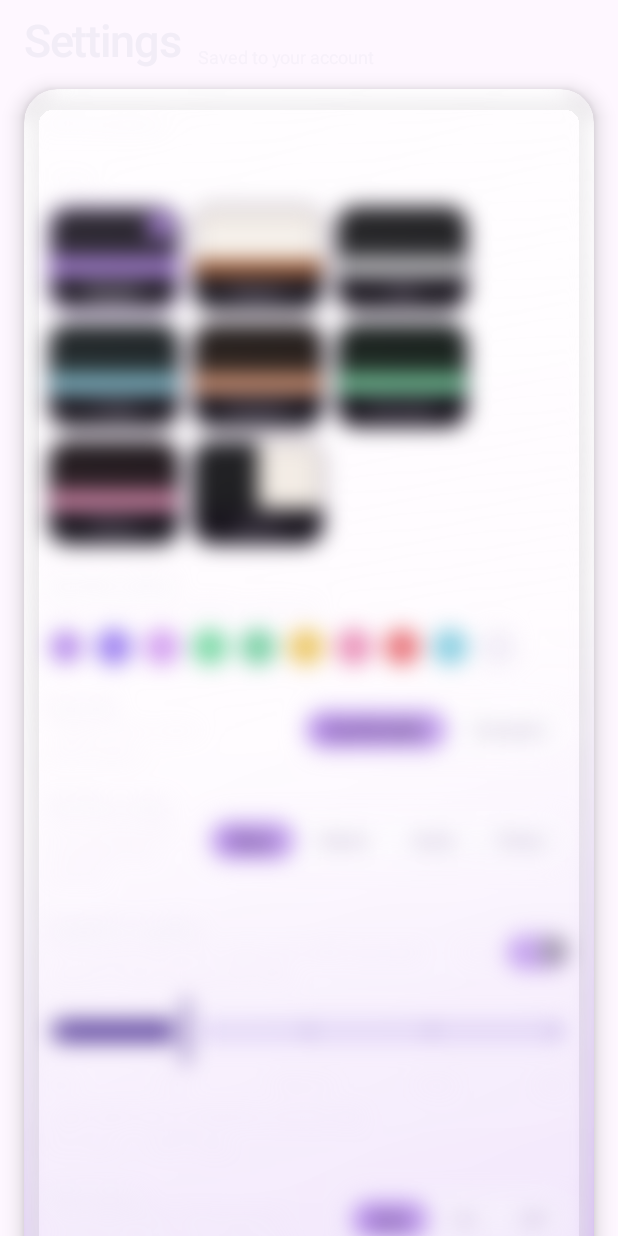
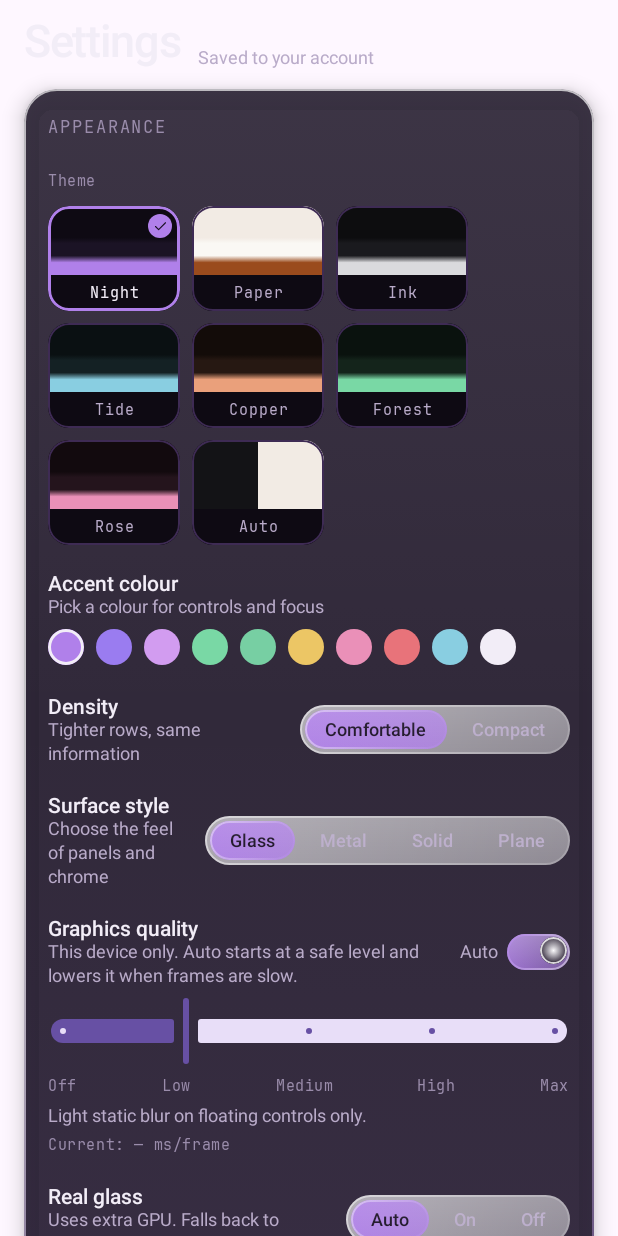
Before and after one commit to mc20000-01/mcmusic, an Android app built with Jetpack Compose: the composable SettingsScreen shown on its own in the app's theme, on a phone screen of 412 x 824 dp. Run offline under Robolectric (Android 15) with nearby library versions, the phone set to English and light mode, and no system bars.

Commit message:
android: fix glass layering and text contrast (2.6.3)

```diff
--- a/app/android/app/build.gradle.kts
+++ b/app/android/app/build.gradle.kts
@@ -12,8 +12,8 @@ android {
         applicationId = "dev.mcmusic.app"
         minSdk = 26
         targetSdk = 34
-        versionCode = 28
-        versionName = "2.6.2"
+        versionCode = 29
+        versionName = "2.6.3"
         // Host running the mcmusic server. Editable on the login screen.
         buildConfigField("String", "DEFAULT_SERVER", "\"https://mcmusic.sdisk.us\"")
     }
--- a/app/android/app/src/main/java/dev/mcmusic/app/ui/Components.kt
+++ b/app/android/app/src/main/java/dev/mcmusic/app/ui/Components.kt
@@ -444,7 +444,7 @@ fun SectionHead(text: String, meta: String? = null, actions: @Composable RowScop
     ) {
         Text(text, style = McType.h1Small, color = mc.fg)
         if (meta != null) {
-            Text(meta, style = McType.bodyXs, color = mc.fg.copy(alpha = 0.62f))
+            Text(meta, style = McType.bodyXs, color = mc.dim)
         }
         Spacer(Modifier.weight(1f))
         actions()
@@ -464,7 +464,7 @@ fun Panel(title: String? = null, content: @Composable ColumnScope.() -> Unit) {
             Text(
                 title.uppercase(),
                 style = McType.mono10.copy(fontSize = 11.sp, letterSpacing = 0.12.em),
-                color = mc.fg.copy(alpha = 0.55f),
+                color = mc.dim2,
                 modifier = Modifier
                     .fillMaxWidth()
                     .padding(start = 16.dp, end = 16.dp, top = 18.dp, bottom = 8.dp),
@@ -496,7 +496,7 @@ fun SettingRow(
                 color = mc.fg,
             )
             if (subtitle != null) {
-                Text(subtitle, style = McType.bodyXs, color = mc.fg.copy(alpha = 0.62f))
+                Text(subtitle, style = McType.bodyXs, color = mc.dim)
             }
         }
         trailing()
@@ -684,7 +684,7 @@ fun TrackRow(
         modifier
             .fillMaxWidth()
             .clip(RoundedCornerShape(D.r2))
-            .background(if (isCurrent) mc.glassStrong else Color.Transparent)
+            .background(if (isCurrent) mc.accentSoft else Color.Transparent)
             .combinedClickable(
                 onClick = onClick,
                 onLongClickLabel = "Track options",
--- a/app/android/app/src/main/java/dev/mcmusic/app/ui/NowPlaying.kt
+++ b/app/android/app/src/main/java/dev/mcmusic/app/ui/NowPlaying.kt
@@ -389,10 +389,10 @@ private fun PlayerBackdrop(trackId: Int?) {
     val art = rememberArt(trackId)
 
     val style = when (material) {
-        "plane" -> BackdropStyle(72.dp, 0.26f, 0.58f, 0.98f, 0.10f)
-        "solid" -> BackdropStyle(52.dp, 0.18f, 0.66f, 0.99f, 0.07f)
-        "metal" -> BackdropStyle(38.dp, 0.50f, 0.44f, 0.96f, 0.14f)
-        else -> BackdropStyle(30.dp, 0.58f, 0.34f, 0.93f, 0.20f) // glass
+        "plane" -> BackdropStyle(72.dp, 0.20f, 0.74f, 0.99f, 0.10f)
+        "solid" -> BackdropStyle(52.dp, 0.14f, 0.80f, 0.99f, 0.07f)
+        "metal" -> BackdropStyle(38.dp, 0.40f, 0.62f, 0.97f, 0.14f)
+        else -> BackdropStyle(30.dp, 0.46f, 0.66f, 0.96f, 0.20f) // glass
     }
 
     Box(Modifier.fillMaxSize().background(mc.bg)) {
--- a/app/android/app/src/main/java/dev/mcmusic/app/ui/Shell.kt
+++ b/app/android/app/src/main/java/dev/mcmusic/app/ui/Shell.kt
@@ -563,7 +563,7 @@ private fun NavBar(vm: AppViewModel, modifier: Modifier = Modifier) {
                         .weight(1f)
                         .fillMaxHeight()
                         .clip(RoundedCornerShape(22.dp))
-                        .background(if (active) mc.glassStrong else Color.Transparent)
+                        .background(if (active) mc.accentSoft else Color.Transparent)
                         .clickable { vm.navigate(item.route, push = false) },
                     horizontalAlignment = Alignment.CenterHorizontally,
                     verticalArrangement = Arrangement.Center,
--- a/app/android/app/src/main/java/dev/mcmusic/app/ui/UserScreens.kt
+++ b/app/android/app/src/main/java/dev/mcmusic/app/ui/UserScreens.kt
@@ -387,10 +387,10 @@ private fun GraphicsQuality(vm: AppViewModel) {
                 Text(
                     "This device only. Auto starts at a safe level and lowers it when frames are slow.",
                     style = McType.bodyXs,
-                    color = mc.fg.copy(alpha = 0.62f),
+                    color = mc.dim,
                 )
             }
-            Text("Auto", style = McType.bodyXs, color = mc.fg.copy(alpha = 0.62f))
+            Text("Auto", style = McType.bodyXs, color = mc.dim)
             Spacer(Modifier.width(6.dp))
             SwitchPill(vm.gfxAuto) { vm.updateGfxAuto(it) }
         }
@@ -405,12 +405,12 @@ private fun GraphicsQuality(vm: AppViewModel) {
                 Text(
                     label,
                     style = McType.mono9,
-                    color = mc.fg.copy(alpha = 0.55f),
+                    color = mc.dim2,
                 )
             }
         }
-        Text(blurbs[vm.gfxLevel.coerceIn(0, 4)], style = McType.bodyXs, color = mc.fg.copy(alpha = 0.62f))
-        Text("Current: — ms/frame", style = McType.mono9, color = mc.fg.copy(alpha = 0.55f))
+        Text(blurbs[vm.gfxLevel.coerceIn(0, 4)], style = McType.bodyXs, color = mc.dim)
+        Text("Current: — ms/frame", style = McType.mono9, color = mc.dim2)
     }
 }
 
@@ -473,7 +473,7 @@ fun SettingsScreen(vm: AppViewModel) {
                 Text(
                     "Theme",
                     style = McType.mono9,
-                    color = mc.fg.copy(alpha = 0.55f),
+                    color = mc.dim2,
                     modifier = Modifier.padding(start = 16.dp, top = 14.dp),
                 )
                 Column(
@@ -503,7 +503,7 @@ fun SettingsScreen(vm: AppViewModel) {
                     Text(
                         "Pick a colour for controls and focus",
                         style = McType.bodyXs,
-                        color = mc.fg.copy(alpha = 0.62f),
+                        color = mc.dim,
                     )
                     Row(
                         Modifier
--- a/app/android/app/src/main/java/dev/mcmusic/app/ui/theme/Theme.kt
+++ b/app/android/app/src/main/java/dev/mcmusic/app/ui/theme/Theme.kt
@@ -1,8 +1,5 @@
 package dev.mcmusic.app.ui.theme
 
-import android.graphics.RenderEffect
-import android.graphics.Shader
-import android.os.Build
 import androidx.compose.foundation.background
 import androidx.compose.foundation.border
 import androidx.compose.foundation.isSystemInDarkTheme
@@ -14,13 +11,10 @@ import androidx.compose.runtime.remember
 import androidx.compose.runtime.staticCompositionLocalOf
 import androidx.compose.ui.Modifier
 import androidx.compose.ui.draw.clip
-import androidx.compose.ui.draw.drawWithCache
 import androidx.compose.ui.draw.shadow
 import androidx.compose.ui.graphics.Brush
 import androidx.compose.ui.graphics.Color
 import androidx.compose.ui.graphics.Shape
-import androidx.compose.ui.graphics.asComposeRenderEffect
-import androidx.compose.ui.graphics.graphicsLayer
 import androidx.compose.ui.graphics.luminance
 import androidx.compose.ui.text.TextStyle
 import androidx.compose.ui.text.font.Font
@@ -206,8 +200,13 @@ val LocalMaterial = staticCompositionLocalOf { "glass" }
 
 /**
  * Surface material layer for floating chrome.
- * "glass" applies real platform blur on Android 12+ with layered highlights
- * (stronger, more liquid/refraction-like feel) and degrades gracefully.
+ *
+ * Glass is built from a near-opaque palette surface plus a soft specular
+ * sheen, never from a RenderEffect on the container. A container-level blur
+ * also blurs the panel's own children (text, icons), which is what made
+ * "glass" unreadable on Android 12+. Keeping the base opaque enough means the
+ * text always sits on the palette surface, so contrast is stable no matter
+ * what artwork or content is behind the panel.
  */
 @Composable
 fun Modifier.glass(
@@ -217,19 +216,15 @@ fun Modifier.glass(
     val mc = LocalMc.current
     val gfx = LocalGfxLevel.current
     val material = LocalMaterial.current
-    val solidPerf = gfx <= 1
-    val useRealGlass = material == "glass" && gfx >= 3 && Build.VERSION.SDK_INT >= 31
     val fill = when {
         material == "solid" && strong -> mc.surface2
         material == "solid" -> mc.surface
         material == "plane" && strong -> mc.surface
         material == "plane" -> mc.bg2
-        useRealGlass && strong -> mc.glassStrong.copy(alpha = 0.72f)
-        useRealGlass -> mc.glass.copy(alpha = 0.58f)
-        solidPerf && strong -> mc.bg2.copy(alpha = 0.94f)
-        solidPerf -> mc.bg2.copy(alpha = 0.88f)
-        strong -> mc.glassStrong
-        else -> mc.glass
+        material == "metal" && strong -> mc.surface2.copy(alpha = 0.97f)
+        material == "metal" -> mc.surface.copy(alpha = 0.94f)
+        strong -> mc.surface2.copy(alpha = 0.95f)
+        else -> mc.surface.copy(alpha = 0.90f)
     }
     val borderBrush = when {
         material == "metal" -> Brush.linearGradient(
@@ -242,27 +237,27 @@ fun Modifier.glass(
         )
         material == "plane" -> Brush.linearGradient(listOf(mc.line.copy(alpha = 0.7f), mc.line.copy(alpha = 0.7f)))
         material == "solid" -> Brush.linearGradient(listOf(mc.line2, mc.line2))
-        useRealGlass -> Brush.linearGradient(
+        material == "glass" -> Brush.linearGradient(
             listOf(
-                mc.glassHighlight.copy(alpha = 0.85f),
+                mc.glassHighlight.copy(alpha = 0.65f),
                 mc.glassBorder.copy(alpha = 0.75f),
-                mc.accentSoft.copy(alpha = 0.55f),
+                mc.accent.copy(alpha = 0.35f),
             )
         )
         else -> Brush.linearGradient(listOf(mc.glassHighlight, mc.glassBorder))
     }
     val highlight = when {
-        material == "metal" -> Brush.verticalGradient(listOf(mc.glassHighlight.copy(alpha = 0.22f), Color.Transparent))
+        material == "metal" -> Brush.verticalGradient(listOf(mc.glassHighlight.copy(alpha = 0.18f), Color.Transparent))
         material == "solid" -> Brush.verticalGradient(listOf(mc.fg.copy(alpha = 0.04f), Color.Transparent))
         material == "plane" -> Brush.verticalGradient(listOf(Color.Transparent, Color.Transparent))
-        useRealGlass -> Brush.verticalGradient(
+        material == "glass" -> Brush.verticalGradient(
             listOf(
-                mc.glassHighlight.copy(alpha = 0.30f),
+                mc.fg.copy(alpha = 0.06f),
                 Color.Transparent,
-                mc.accentSoft.copy(alpha = 0.08f),
+                mc.accent.copy(alpha = 0.05f),
             )
         )
-        else -> Brush.verticalGradient(listOf(mc.glassHighlight.copy(alpha = 0.10f), Color.Transparent))
+        else -> Brush.verticalGradient(listOf(mc.fg.copy(alpha = 0.05f), Color.Transparent))
     }
     val elevation = when {
         material == "plane" -> 0.dp
@@ -272,37 +267,12 @@ fun Modifier.glass(
         gfx == 1 -> 2.dp
         else -> 8.dp
     }
-    var m = this
+    return this
         .shadow(elevation, shape)
         .clip(shape)
-    if (useRealGlass) {
-        val blur = if (strong) 24f else 18f
-        m = m.graphicsLayer {
-            renderEffect = RenderEffect
-                .createBlurEffect(blur, blur, Shader.TileMode.CLAMP)
-                .asComposeRenderEffect()
-        }
-    }
-    m = m
         .background(fill, shape)
         .background(highlight, shape)
-    if (useRealGlass) {
-        m = m.drawWithCache {
-            onDrawWithContent {
-                drawContent()
-                drawRect(
-                    Brush.linearGradient(
-                        listOf(
-                            mc.glassHighlight.copy(alpha = 0.16f),
-                            Color.Transparent,
-                            mc.accentSoft.copy(alpha = 0.12f),
-                        )
-                    )
-                )
-            }
-        }
-    }
-    return m.border(1.dp, borderBrush, shape)
+        .border(1.dp, borderBrush, shape)
 }
 
 @Composable
```
